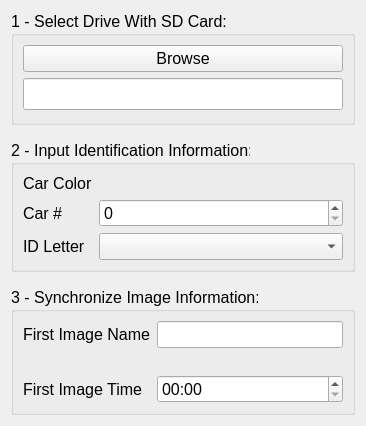
Old version of the form widgets/ImageForm.ui in the repository bluemellophone/gzc-client.
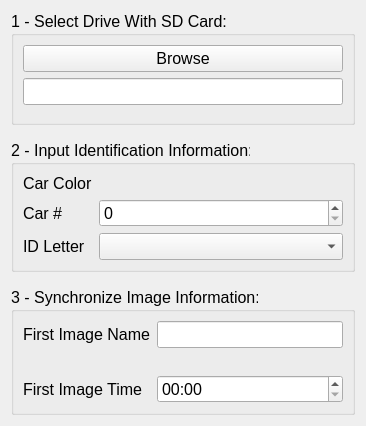
New version of the form.

Diff of the .ui file:
```diff
--- a/widgets/ImageForm.ui
+++ b/widgets/ImageForm.ui
@@ -83,7 +83,7 @@
           </property>
           <property name="font">
            <font>
-            <pointsize>15</pointsize>
+            <pointsize>12</pointsize>
            </font>
           </property>
          </widget>
```
